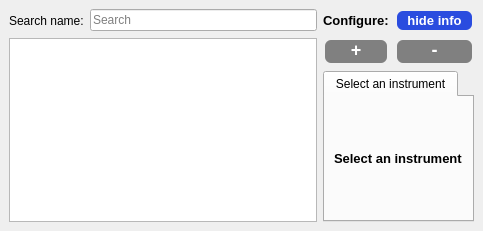
FAU-LAP/NOMAD-CAMELS, file nomad_camels/gui/instrument_config.ui: the form before one commit.
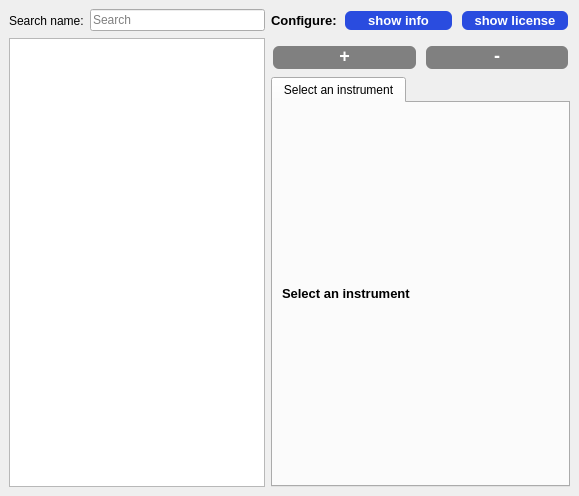
The form after the commit.

Commit message: fixed displaying readme and license of instruments

```diff
--- a/nomad_camels/gui/instrument_config.ui
+++ b/nomad_camels/gui/instrument_config.ui
@@ -6,8 +6,8 @@
    <rect>
     <x>0</x>
     <y>0</y>
-    <width>483</width>
-    <height>231</height>
+    <width>579</width>
+    <height>496</height>
    </rect>
   </property>
   <property name="windowTitle">
@@ -26,8 +26,12 @@
    <property name="bottomMargin">
     <number>9</number>
    </property>
-   <item row="1" column="0" rowspan="2" colspan="2">
-    <widget class="QTableWidget" name="tableWidget_instruments"/>
+   <item row="0" column="1">
+    <widget class="QLineEdit" name="lineEdit_search">
+     <property name="placeholderText">
+      <string>Search</string>
+     </property>
+    </widget>
    </item>
    <item row="0" column="3">
     <widget class="QLabel" name="label_config">
@@ -42,54 +46,14 @@
      </property>
     </widget>
    </item>
-   <item row="1" column="4">
-    <widget class="QPushButton" name="pushButton_remove">
-     <property name="enabled">
-      <bool>false</bool>
-     </property>
-     <property name="maximumSize">
-      <size>
-       <width>89999</width>
-       <height>27</height>
-      </size>
-     </property>
-     <property name="font">
-      <font>
-       <pointsize>-1</pointsize>
-       <bold>true</bold>
-       <underline>false</underline>
-       <strikeout>false</strikeout>
-      </font>
-     </property>
-     <property name="styleSheet">
-      <string notr="true">QPushButton {
-                                background-color:  #FF3333; 
-                                color: white; 
-                                border: none; 
-                                padding: 0px; 
-                                padding-bottom: 5px;
-                                text-align: center; 
-                                text-decoration: none; 
-                                font-size: 18px; 
-                                margin: 2px 2px; 
-                                border-radius: 6px;
-								font-weight: bold;
-                            }
-
-            QPushButton:hover {
-                background-color: #B22222;
-            }
-QPushButton:disabled {
-        background-color:#808080;
-    }</string>
-     </property>
-     <property name="text">
-      <string>-</string>
-     </property>
-    </widget>
-   </item>
    <item row="0" column="4">
     <widget class="QPushButton" name="pushButton_info">
+     <property name="sizePolicy">
+      <sizepolicy hsizetype="Expanding" vsizetype="Fixed">
+       <horstretch>0</horstretch>
+       <verstretch>0</verstretch>
+      </sizepolicy>
+     </property>
      <property name="styleSheet">
       <string notr="true">QPushButton {
     background-color: #2a4cdf; /* This is a lighter shade of blue */
@@ -109,7 +73,38 @@
 }</string>
      </property>
      <property name="text">
-      <string>hide info</string>
+      <string>show info</string>
+     </property>
+    </widget>
+   </item>
+   <item row="0" column="5">
+    <widget class="QPushButton" name="pushButton_license">
+     <property name="sizePolicy">
+      <sizepolicy hsizetype="Expanding" vsizetype="Fixed">
+       <horstretch>0</horstretch>
+       <verstretch>0</verstretch>
+      </sizepolicy>
+     </property>
+     <property name="styleSheet">
+      <string notr="true">QPushButton {
+    background-color: #2a4cdf; /* This is a lighter shade of blue */
+    color: white;
+    border: none;
+    padding: 2px 10px;
+    text-align: center;
+    text-decoration: none;
+    font-size: 13px;
+    margin: 2px 2px;
+    border-radius: 6px;
+    font-weight: bold;
+}
+
+QPushButton:hover {
+    background-color: #1a3cbf; /* This is a darker shade of the lighter blue for hover effect */
+}</string>
+     </property>
+     <property name="text">
+      <string>show license</string>
      </property>
     </widget>
    </item>
@@ -120,14 +115,7 @@
      </property>
     </widget>
    </item>
-   <item row="0" column="1">
-    <widget class="QLineEdit" name="lineEdit_search">
-     <property name="placeholderText">
-      <string>Search</string>
-     </property>
-    </widget>
-   </item>
-   <item row="2" column="3" colspan="2">
+   <item row="3" column="3" colspan="3">
     <widget class="QTabWidget" name="config_tabs">
      <property name="currentIndex">
       <number>0</number>
@@ -148,7 +136,12 @@
      </widget>
     </widget>
    </item>
-   <item row="1" column="3">
+   <item row="1" column="0" rowspan="3" colspan="2">
+    <widget class="QTableWidget" name="tableWidget_instruments"/>
+   </item>
+   <item row="2" column="3" colspan="3">
+    <layout class="QHBoxLayout" name="horizontalLayout">
+     <item>
     <widget class="QPushButton" name="pushButton_add">
      <property name="enabled">
       <bool>false</bool>
@@ -193,6 +186,54 @@
       <string>+</string>
      </property>
     </widget>
+     </item>
+     <item>
+      <widget class="QPushButton" name="pushButton_remove">
+       <property name="enabled">
+        <bool>false</bool>
+       </property>
+       <property name="maximumSize">
+        <size>
+         <width>89999</width>
+         <height>27</height>
+        </size>
+       </property>
+       <property name="font">
+        <font>
+         <pointsize>-1</pointsize>
+         <bold>true</bold>
+         <underline>false</underline>
+         <strikeout>false</strikeout>
+        </font>
+       </property>
+       <property name="styleSheet">
+        <string notr="true">QPushButton {
+                                background-color:  #FF3333; 
+                                color: white; 
+                                border: none; 
+                                padding: 0px; 
+                                padding-bottom: 5px;
+                                text-align: center; 
+                                text-decoration: none; 
+                                font-size: 18px; 
+                                margin: 2px 2px; 
+                                border-radius: 6px;
+								font-weight: bold;
+                            }
+
+            QPushButton:hover {
+                background-color: #B22222;
+            }
+QPushButton:disabled {
+        background-color:#808080;
+    }</string>
+       </property>
+       <property name="text">
+        <string>-</string>
+       </property>
+      </widget>
+     </item>
+    </layout>
    </item>
   </layout>
  </widget>
```
Lines whose indentation alone changed are shown as unchanged. The commit also changes 6 other files.
